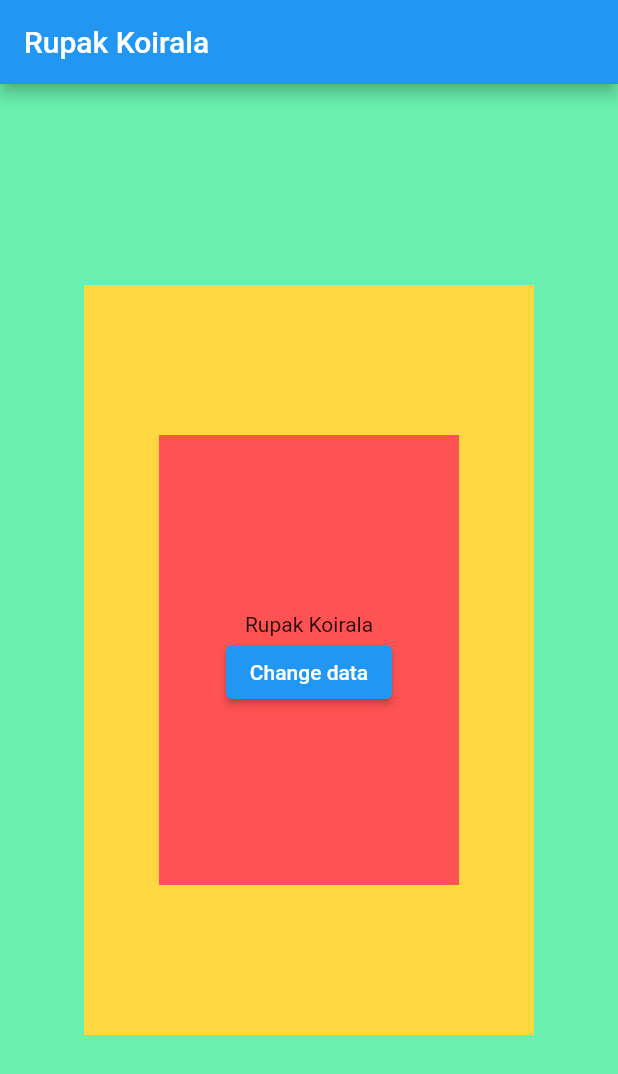
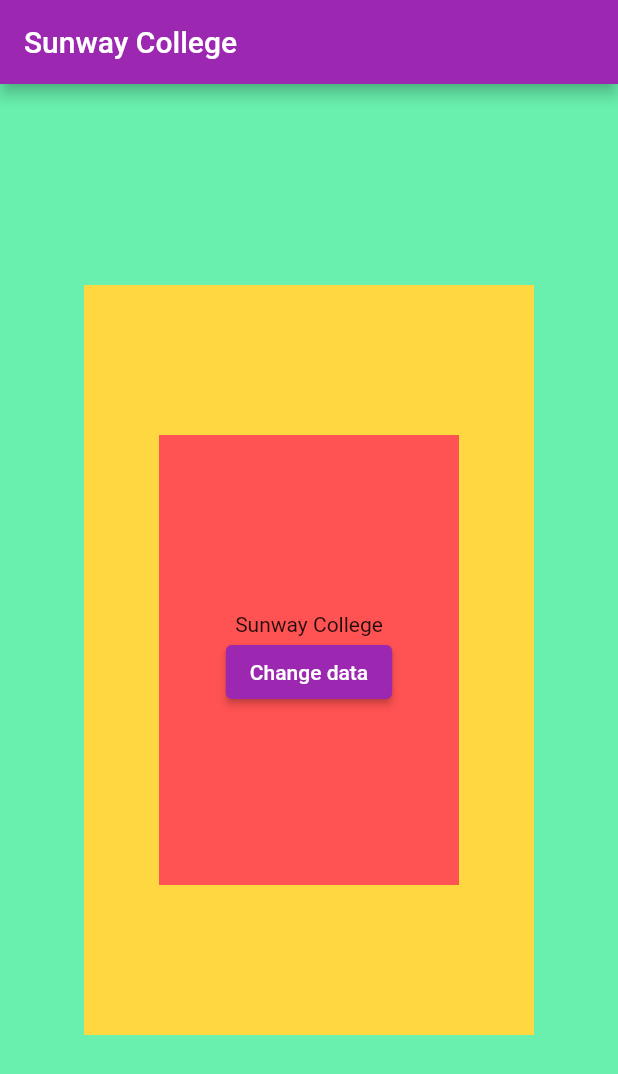
Before and after one commit to rkoirala129/first_flutter_app, a Flutter app: the screen it shows after launch, on a phone screen of 412 x 824 dp. Shown: the top 1074 px of the screen. Run offline on Flutter 3.47's test engine with Material 2 defaults, Android fonts, the phone set to English and light mode, and no system bars; missing offline and left inert: flutter_statusbarcolor_ns.

Commit message:
state management using provider

```diff
--- a/lib/main.dart
+++ b/lib/main.dart
@@ -1,3 +1,4 @@
+import 'package:first_flutter_app/screenUI/ProviderSM.dart';
 import 'package:first_flutter_app/screenUI/bottomnavigation.dart';
 import 'package:first_flutter_app/screenUI/buttonwidget.dart';
 import 'package:first_flutter_app/screenUI/clickableListView.dart';
@@ -10,6 +11,7 @@ import 'package:first_flutter_app/screenUI/listviewtypes.dart';
 import 'package:first_flutter_app/screenUI/myFirstPage.dart';
 import 'package:first_flutter_app/screenUI/rowcolumn.dart';
 import 'package:first_flutter_app/screenUI/scaffoldtext.dart';
+import 'package:first_flutter_app/screenUI/smProvider.dart';
 import 'package:first_flutter_app/screenUI/statemanagement.dart';
 import 'package:first_flutter_app/screenUI/tabbarwidget.dart';
 import 'package:first_flutter_app/screenUI/testfile.dart';
@@ -37,7 +39,7 @@ class MyApp extends StatelessWidget {
         primaryColor: Colors.red,
         primarySwatch: Colors.purple,
       ),
-      home: const StateManagement(),
+      home: const Providersm(),
     );
   }
 }
--- /dev/null
+++ b/lib/screenUI/ProviderSM.dart
@@ -0,0 +1,99 @@
+import 'package:flutter/material.dart';
+import 'package:provider/provider.dart';
+
+class Providersm extends StatelessWidget {
+  const Providersm({Key? key}) : super(key: key);
+  @override
+  Widget build(BuildContext context) {
+    print('Building MainPage');
+    return ChangeNotifierProvider(
+      create: (context) => AppData(),
+      builder: (context, child) {
+        return Scaffold(
+            backgroundColor: Colors.greenAccent,
+            appBar: AppBar(
+              //title: Text(Provider.of<AppData>(context,listen:true).name),
+              title: Consumer<AppData>(
+                builder: (context, value, child) {
+                  // return Text(context.watch<AppData>().name);
+                  return Text(value.name);
+                },
+              ),
+            ),
+            body: Screen2());
+      },
+    );
+  }
+}
+
+class Screen2 extends StatelessWidget {
+  const Screen2({Key? key}) : super(key: key);
+  @override
+  Widget build(BuildContext context) {
+    print('Building Screen2');
+    return Center(
+      child: Container(
+        height: 500,
+        width: 300,
+        color: Colors.amberAccent,
+        alignment: Alignment.center,
+        child: Screen3(),
+      ),
+    );
+  }
+}
+
+class Screen3 extends StatelessWidget {
+  const Screen3({Key? key}) : super(key: key);
+  @override
+  Widget build(BuildContext context) {
+    print('Building Screen3');
+    return Container(
+      height: 300,
+      width: 200,
+      color: Colors.redAccent,
+      child: Screen4(),
+    );
+  }
+}
+
+class Screen4 extends StatelessWidget {
+  const Screen4({Key? key}) : super(key: key);
+  @override
+  Widget build(BuildContext context) {
+    print('Building Screen4');
+    return Center(
+      child: Column(
+        mainAxisAlignment: MainAxisAlignment.center,
+        children: [
+          // Text(Provider.of<AppData>(context).name),
+          Consumer<AppData>(
+            builder: (context, value, child) {
+              // return Text(context.watch<AppData>().name);
+              return Text(value.name);
+            },
+          ),
+          ElevatedButton(
+            onPressed: () {
+              // Provider.of<AppData>(context, listen: false)
+              //     .changeData("Rupak Koirala");
+              context.read<AppData>().changeData("Ramesh Karki");
+            },
+            child: Text('Change data'),
+          ),
+        ],
+      ),
+    );
+  }
+}
+
+class AppData with ChangeNotifier {
+  String _name = "Sunway College";
+
+  void changeData(String data) {
+    _name = data;
+    notifyListeners();
+  }
+
+  String get name => _name;
+}
--- a/pubspec.yaml
+++ b/pubspec.yaml
@@ -35,6 +35,7 @@ dependencies:
   # Use with the CupertinoIcons class for iOS style icons.
   cupertino_icons: ^1.0.2
   flutter_statusbarcolor_ns: ^0.4.0
+  provider: ^6.0.3
 
 dev_dependencies:
   flutter_test:
```
Also changed, not shown: lib/screenUI/smProvider.dart (added, +104 -0 lines), pubspec.lock.
